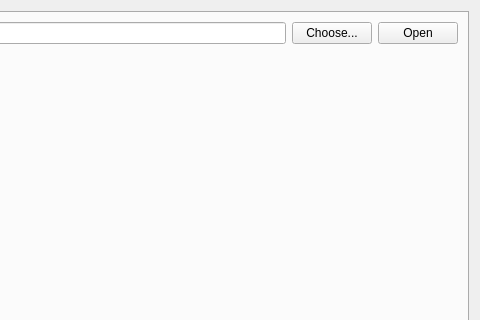
This is Linux/RC_Car_Tool/networklogger.ui in vedderb/rise_sdvp as Qt 5 draws it before an edit; both pictures show x 322 to 802 and y 0 to 320 of the 802 by 576 pixel window. The edited form follows.
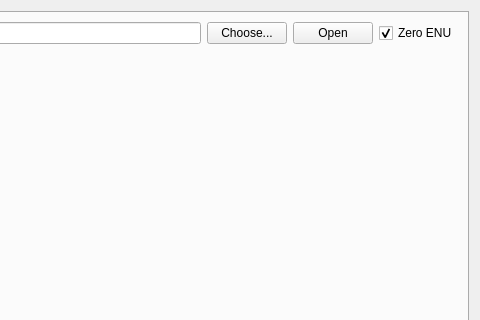
This is the edited form. The open tabs and pages were chosen to show the change.

```diff
--- a/Linux/RC_Car_Tool/networklogger.ui
+++ b/Linux/RC_Car_Tool/networklogger.ui
@@ -232,6 +232,16 @@
            </property>
           </widget>
          </item>
+         <item>
+          <widget class="QCheckBox" name="statLogZeroEnuBox">
+           <property name="text">
+            <string>Zero ENU</string>
+           </property>
+           <property name="checked">
+            <bool>true</bool>
+           </property>
+          </widget>
+         </item>
         </layout>
        </item>
        <item>
```
